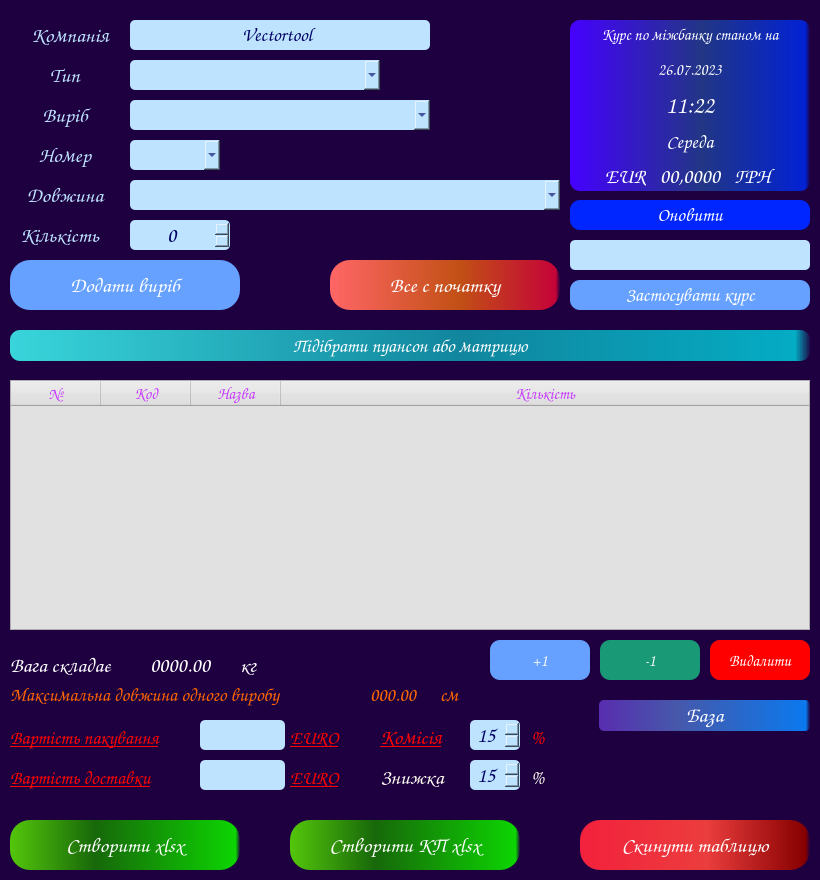
This is BendingPriceCalc.ui in VitaliyBychevoy/BendingToolsPriceCalc as Qt 5 draws it before an edit. The edited form follows.
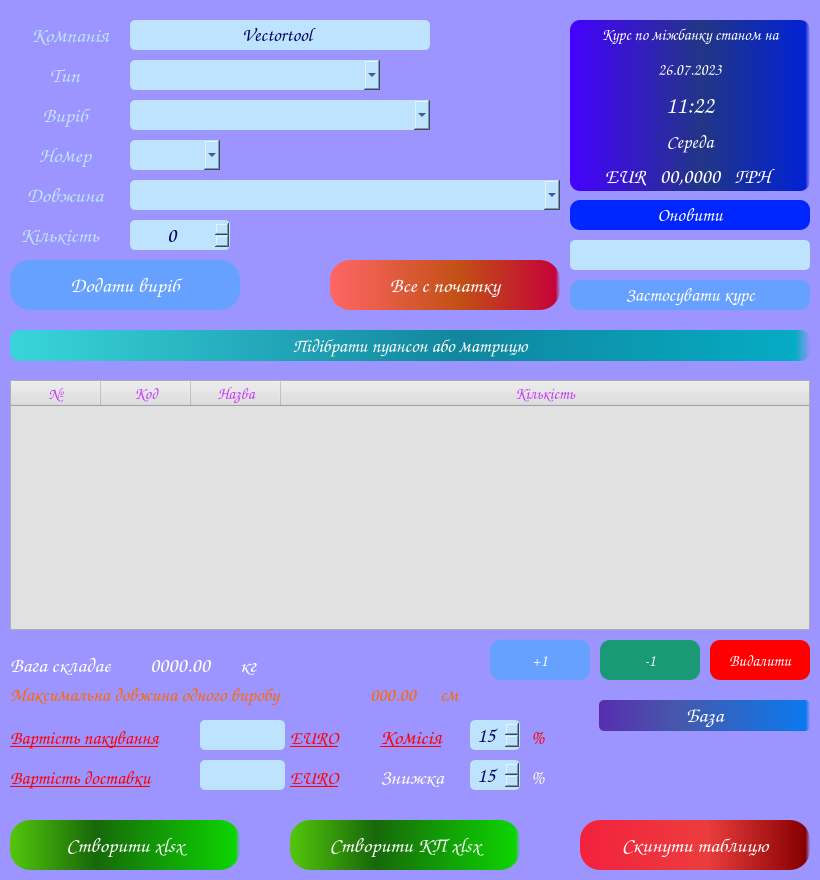
This is the edited form.

```diff
--- a/BendingPriceCalc.ui
+++ b/BendingPriceCalc.ui
@@ -31,7 +31,8 @@
   </property>
   <property name="styleSheet">
    <string notr="true">/*background-color: qlineargradient(spread:pad, x1:0.011, y1:0.852455, x2:0.96, y2:0.085, stop:0 rgba(112, 2, 117, 255), stop:1 rgba(128, 16, 255, 255));*/
-background-color:rgb(30, 0, 65);</string>
+/*background-color:rgb(30, 0, 65);*/
+background-color: rgb(156, 149, 255);</string>
   </property>
   <property name="locale">
    <locale language="English" country="UnitedStates"/>
```
